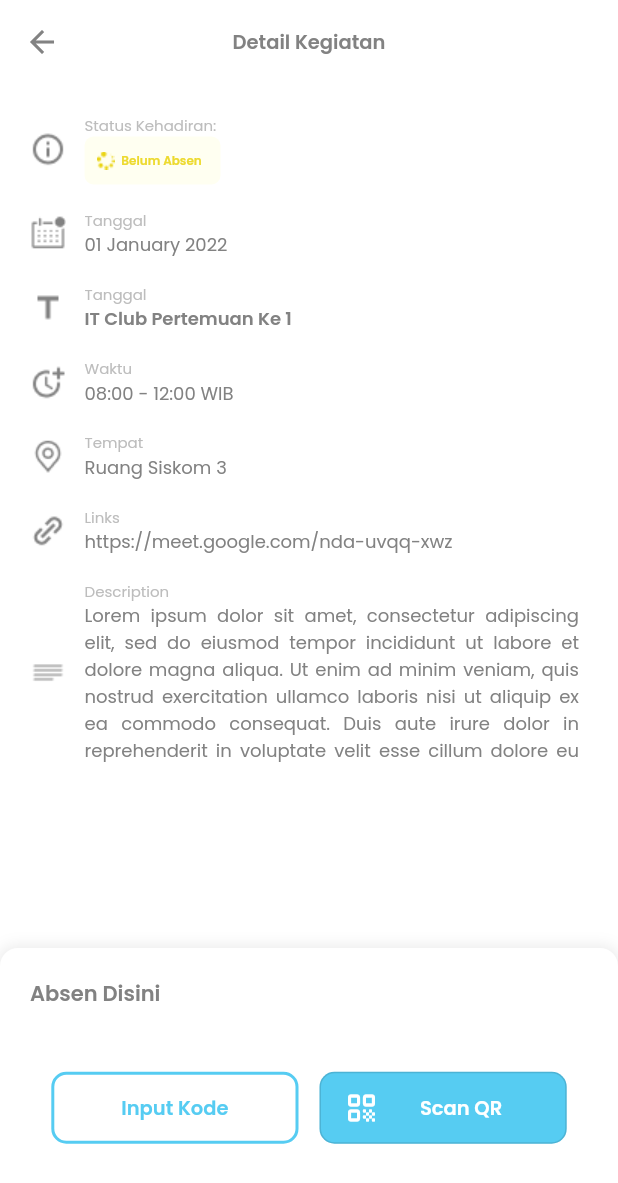
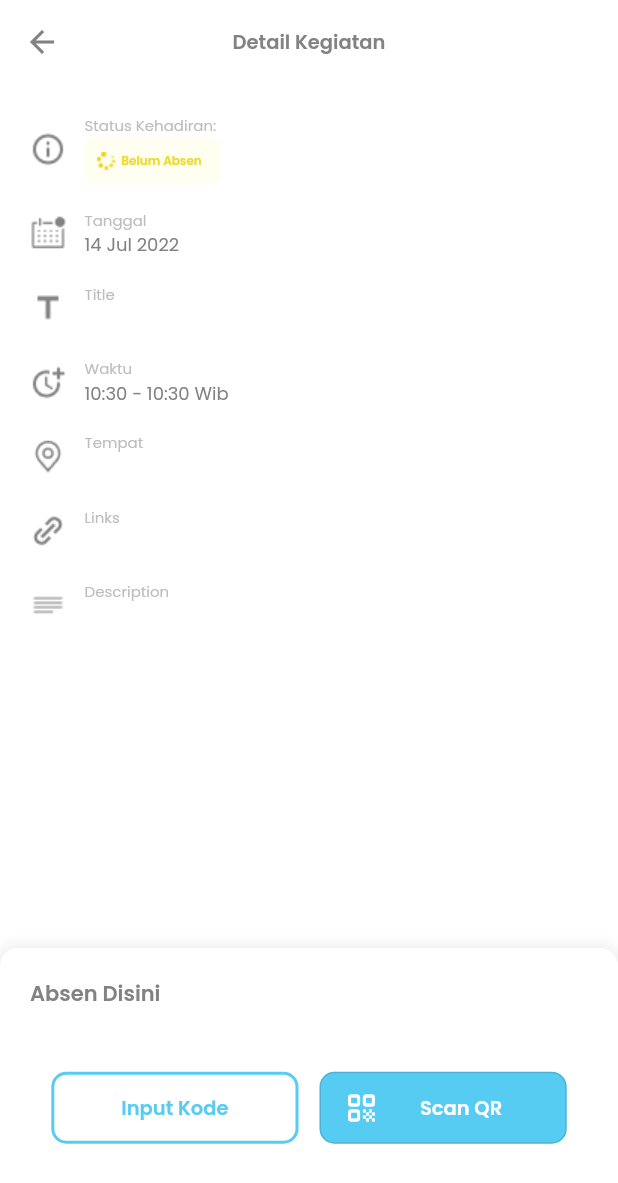
Before and after one commit to MuhammadIqbal-dev/Presensi-Himaster, a Flutter app: the DetailAbsen screen opened directly with empty values, on a phone screen of 412 x 824 dp. Shown: the top 1183 px of the screen. Run offline on Flutter 3.47's test engine with Material 2 defaults, Android fonts, the phone set to English and light mode, and no system bars; our stand-ins replace get, table_calendar.

Commit message:
fetch api data absen in absen_card_builder.dart

```diff
--- a/lib/controllers/main_controller.dart
+++ b/lib/controllers/main_controller.dart
@@ -32,6 +32,7 @@ class MainController extends GetxController {
       isLogin.value = false;
     }else{
       userData.value = data;
+      await fetchDataAbsen(userData.value.accessToken!);
       isLogin.value = true;
     }
     print(userData.value.accessToken);
@@ -44,7 +45,7 @@ class MainController extends GetxController {
     return await PresensiApi.logoutAccount(token);
   }
 
-  fetchDataAbsen(String token) async{
+  Future fetchDataAbsen(String token) async{
     isLoading.value = true;
     la.Data? data = await PresensiApi.fetchAbsen(token);
     if (data == null){
--- a/lib/models/list_absen.dart
+++ b/lib/models/list_absen.dart
@@ -36,6 +36,7 @@ class Data {
   });
 
   User? user;
+  // asdasdasdasdasdsd
   List<History>? history;
 
   factory Data.fromJson(Map<String, dynamic> json) => Data(
@@ -48,6 +49,17 @@ class Data {
         "user": user!.toJson(),
         "history": List<dynamic>.from(history!.map((x) => x.toJson())),
       };
+  // History? history;
+
+  //   factory Data.fromJson(Map<String, dynamic> json) => Data(
+  //       user: User.fromJson(json["user"]),
+  //       history: History.fromJson(json["history"]),
+  //   );
+
+  //   Map<String, dynamic> toJson() => {
+  //       "user": user!.toJson(),
+  //       "history": history!.toJson(),
+  //   };
 }
 
 class History {
@@ -75,9 +87,9 @@ class History {
   int eventId;
   DateTime createdAt;
   DateTime updatedAt;
-  String place;
-  String link;
-  String desc;
+  String? place;
+  String? link;
+  String? desc;
 
   factory History.fromJson(Map<String, dynamic> json) => History(
         id: json["id"],
@@ -89,9 +101,9 @@ class History {
         eventId: json["event_id"],
         createdAt: DateTime.parse(json["created_at"]),
         updatedAt: DateTime.parse(json["updated_at"]),
-        place: json["place"] == null ? null : json["place"],
-        link: json["link"] == null ? null : json["link"],
-        desc: json["desc"] == null ? null : json["desc"],
+        place: json["place"] ?? "-",
+        link: json["link"] ?? "-",
+        desc: json["desc"] ?? "-",
     );
 
   Map<String, dynamic> toJson() => {
@@ -104,9 +116,9 @@ class History {
         "event_id": eventId,
         "created_at": createdAt.toIso8601String(),
         "updated_at": updatedAt.toIso8601String(),
-        "place": place == null ? null : place,
-        "link": link == null ? null : link,
-        "desc": desc == null ? null : desc,
+        "place": place ?? "-",
+        "link": link ?? "-",
+        "desc": desc ?? "-",
     };
 }
 
--- a/lib/screens/detail_absen.dart
+++ b/lib/screens/detail_absen.dart
@@ -1,13 +1,16 @@
 import 'package:flutter/material.dart';
 import 'package:flutter/src/foundation/key.dart';
 import 'package:flutter/src/widgets/framework.dart';
+import 'package:presensi_himaster/models/list_absen.dart';
 import 'package:presensi_himaster/theme.dart';
 import 'package:presensi_himaster/widgets/detail_absen_button_card.dart';
 import 'package:presensi_himaster/widgets/detail_absen_desc.dart';
 
 class DetailAbsen extends StatelessWidget {
-  const DetailAbsen({Key? key, required this.id}) : super(key: key);
+  const DetailAbsen({Key? key, required this.id, required this.data}) : super(key: key);
   final int id;
+  final History data;
+
   @override
   Widget build(BuildContext context) {
     return Scaffold(
@@ -29,7 +32,7 @@ class DetailAbsen extends StatelessWidget {
             flex: 9,
             child: Padding(
               padding: const EdgeInsets.all(20.0),
-              child: DetailInfo(enable: id),
+              child: DetailInfo(enable: id, data: data,),
             )),
           Flexible(
             flex: 3,
--- a/lib/widgets/detail_absen_desc.dart
+++ b/lib/widgets/detail_absen_desc.dart
@@ -1,12 +1,20 @@
 import 'package:flutter/material.dart';
+import 'package:intl/intl.dart';
+import 'package:presensi_himaster/models/list_absen.dart';
 import 'package:presensi_himaster/theme.dart';
 import 'package:presensi_himaster/widgets/status_card.dart';
 
 class DetailInfo extends StatelessWidget {
-  const DetailInfo({Key? key, required this.enable}) : super(key: key);
+  const DetailInfo({Key? key, required this.enable, required this.data})
+      : super(key: key);
   final int enable;
+  final History data;
   @override
   Widget build(BuildContext context) {
+    String date = DateFormat('d MMM y').format(data.start);
+    String start = DateFormat.Hm().format(data.start);
+    String end = DateFormat.Hm().format(data.end);
+    String formattedTime = "$start - $end Wib";
     return SingleChildScrollView(
       physics: const NeverScrollableScrollPhysics(),
       child: ConstrainedBox(
@@ -17,7 +25,7 @@ class DetailInfo extends StatelessWidget {
           direction: Axis.horizontal,
           alignment: WrapAlignment.start,
           runAlignment: WrapAlignment.start,
-          runSpacing: 0.02* getHeight(context),
+          runSpacing: 0.02 * getHeight(context),
           children: [
             Row(
               children: [
@@ -57,7 +65,7 @@ class DetailInfo extends StatelessWidget {
                       style: textStyle(10, lightGrayCr),
                     ),
                     Text(
-                      '01 January 2022',
+                      date,
                       style: textStyle(12, grayCr),
                     ),
                   ],
@@ -77,11 +85,11 @@ class DetailInfo extends StatelessWidget {
                   crossAxisAlignment: CrossAxisAlignment.start,
                   children: [
                     Text(
-                      'Tanggal',
+                      'Title',
                       style: textStyle(10, lightGrayCr),
                     ),
                     Text(
-                      'IT Club Pertemuan Ke 1',
+                      data.title,
                       style: semiBoldStyle(12, grayCr),
                     ),
                   ],
@@ -105,7 +113,7 @@ class DetailInfo extends StatelessWidget {
                       style: textStyle(10, lightGrayCr),
                     ),
                     Text(
-                      '08:00 - 12:00 WIB',
+                      formattedTime,
                       style: textStyle(12, grayCr),
                     ),
                   ],
@@ -129,7 +137,7 @@ class DetailInfo extends StatelessWidget {
                       style: textStyle(10, lightGrayCr),
                     ),
                     Text(
-                      'Ruang Siskom 3',
+                      data.place!,
                       style: textStyle(12, grayCr),
                     ),
                   ],
@@ -153,7 +161,7 @@ class DetailInfo extends StatelessWidget {
                       style: textStyle(10, lightGrayCr),
                     ),
                     Text(
-                      'https://meet.google.com/nda-uvqq-xwz',
+                      data.link!,
                       style: textStyle(12, grayCr),
                     ),
                   ],
@@ -177,9 +185,9 @@ class DetailInfo extends StatelessWidget {
                       style: textStyle(10, lightGrayCr),
                     ),
                     SizedBox(
-                      width: 0.8*getWidth(context),
+                      width: 0.8 * getWidth(context),
                       child: Text(
-                        'Lorem ipsum dolor sit amet, consectetur adipiscing elit, sed do eiusmod tempor incididunt ut labore et dolore magna aliqua. Ut enim ad minim veniam, quis nostrud exercitation ullamco laboris nisi ut aliquip ex ea commodo consequat. Duis aute irure dolor in reprehenderit in voluptate velit esse cillum dolore eu fugiat nulla pariatur. Excepteur sint occaecat cupidatat non proident, sunt in culpa qui officia deserunt mollit anim id est laborum',
+                        data.desc!,
                         maxLines: 6,
                         textAlign: TextAlign.justify,
                         style: textStyle(12, grayCr),
```
Also changed, not shown: lib/widgets/absen_card_builder.dart (+54 -11 lines).
